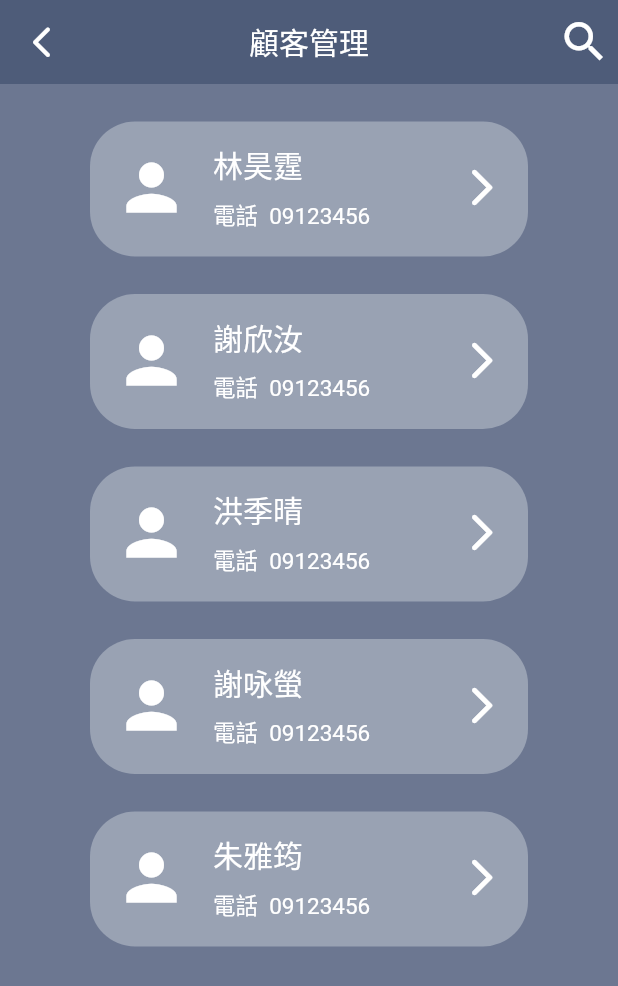
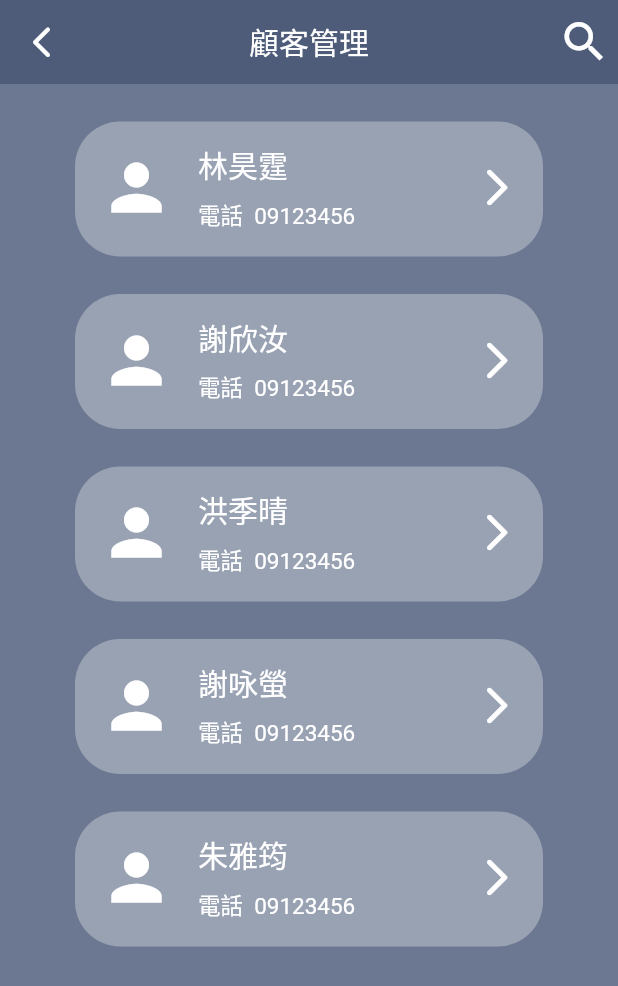
Before and after one commit to RobbyHT/ambulance_flutter, a Flutter app: the ClientData screen opened directly, on a phone screen of 412 x 824 dp. Shown: the top 986 px of the screen. Run offline on Flutter 3.47's test engine with Material 2 defaults, Android fonts, the phone set to English and light mode, and no system bars; our stand-ins replace bloc, date_format, equatable, flutter_bloc, flutter_easyloading, font_awesome_flutter and 1 more; accounts and stored records are empty.

Commit message:
客戶管理首頁微調

```diff
--- a/lib/screens/clientdata/ClientData.dart
+++ b/lib/screens/clientdata/ClientData.dart
@@ -1,3 +1,4 @@
+import 'package:ambulance_flutter/screens/clientdata/clientonly.dart';
 import 'package:flutter/cupertino.dart';
 import 'package:flutter/material.dart';
 import 'package:http/http.dart';
@@ -45,7 +46,7 @@ class ClientState extends State<ClientData> {
                 return Container(
                   height: 90,
                   width: double.infinity,
-                  margin: EdgeInsets.only(left: 60, right: 60, top: 25),
+                  margin: EdgeInsets.only(left: 50, right: 50, top: 25),
                   padding: EdgeInsets.symmetric(vertical: 10),
                   decoration: BoxDecoration(
                     color: Color.fromARGB(240, 155, 164, 181),
@@ -77,98 +78,15 @@ class ClientState extends State<ClientData> {
                       size: 30,
                       color: Colors.white,
                     ),
+                    onTap: () {
+                      Navigator.push(
+                          context,
+                          MaterialPageRoute(
+                              builder: (context) => ClientOnlyScreen(client)));
+                    },
                   ),
                 );
-              })
-          /* Container(
-          height: 110,
-          margin: EdgeInsets.only(left: 40, right: 40, top: 25, bottom: 20),
-          decoration: BoxDecoration(
-            color: Color.fromARGB(170, 155, 164, 181),
-            borderRadius: BorderRadius.all(Radius.circular(15)),
-          ),
-          child: Column(
-            children: <Widget>[
-              ListView.builder(
-                  controller: controller,
-                  itemCount: itemsData.length,
-                  physics: BouncingScrollPhysics(),
-                  itemBuilder: (context, index) {
-                    return itemsData[index];
-                  }),
-            ],
-          ),
-        ),*/
-          ),
+              })),
     );
   }
-
-  /*ScrollController controller = ScrollController();
-  bool closeTopContainer = false;
-  double topContainer = 0;
-
-  List<Widget> itemsData = [];
-
-  void getPostsData() {
-    List<dynamic> responseList = CLIENT_DATA;
-    List<Widget> listItems = [];
-    responseList.forEach((post) {
-      listItems.add(Container(
-          height: 150,
-          margin: const EdgeInsets.symmetric(horizontal: 20, vertical: 10),
-          decoration: BoxDecoration(
-              borderRadius: BorderRadius.all(Radius.circular(20.0)),
-              color: Colors.white,
-              boxShadow: [
-                BoxShadow(color: Colors.black.withAlpha(100), blurRadius: 10.0),
-              ]),
-          child: Padding(
-            padding: const EdgeInsets.symmetric(horizontal: 20.0, vertical: 10),
-            child: Row(
-              mainAxisAlignment: MainAxisAlignment.spaceBetween,
-              children: <Widget>[
-                Column(
-                  crossAxisAlignment: CrossAxisAlignment.start,
-                  children: <Widget>[
-                    Text(
-                      post["name"],
-                      style: const TextStyle(
-                          fontSize: 28, fontWeight: FontWeight.bold),
-                    ),
-                    Text(
-                      post["brand"],
-                      style: const TextStyle(fontSize: 17, color: Colors.grey),
-                    ),
-                    SizedBox(
-                      height: 10,
-                    ),
-                  ],
-                ),
-                ListTile(
-                  leading: Icon(Icons.person),
-                  trailing: Icon(Icons.keyboard_arrow_right),
-                ),
-              ],
-            ),
-          )));
-    });
-    setState(() {
-      itemsData = listItems;
-    });
-  }
-
-  @override
-  void initState() {
-    super.initState();
-    getPostsData();
-    controller.addListener(() {
-      double value = controller.offset / 119;
-
-      setState(() {
-        topContainer = value;
-        closeTopContainer = controller.offset > 50;
-      });
-    });
-  }*/
-
 }
```
